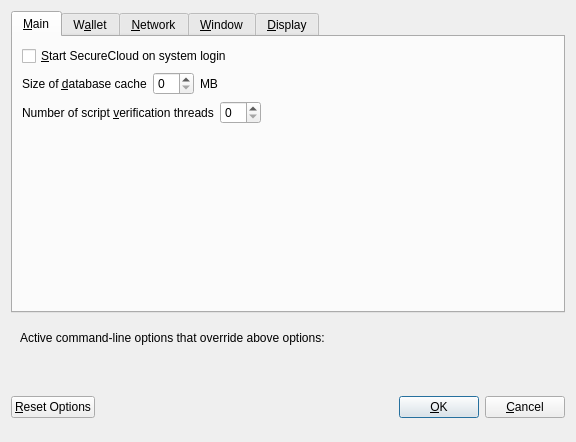
Before: the Qt Designer form src/qt/forms/optionsdialog.ui in Salvage-Ex/Salvage, drawn with Qt 5.
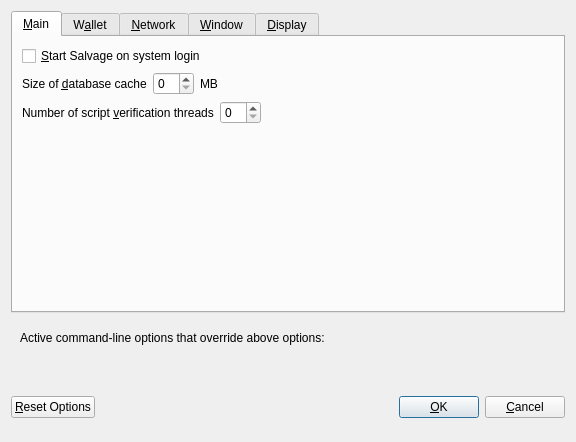
After: the same form once the commit is applied. Custom widgets are drawn as their Qt base class.

Commit message:
Transition to Salvage
Transition Names and add Copyright.
File name will get changed in the next commit.

The edit to the form file:
```diff
--- a/src/qt/forms/optionsdialog.ui
+++ b/src/qt/forms/optionsdialog.ui
@@ -33,7 +33,7 @@
           <string>Automatically start SecureCloud after logging in to the system.</string>
          </property>
          <property name="text">
-          <string>&amp;Start SecureCloud on system login</string>
+          <string>&amp;Start Salvage on system login</string>
          </property>
         </widget>
        </item>
```
Left out of the diff: 8 changed lines with no effect on the pictures. The commit also changes 190 other files.
